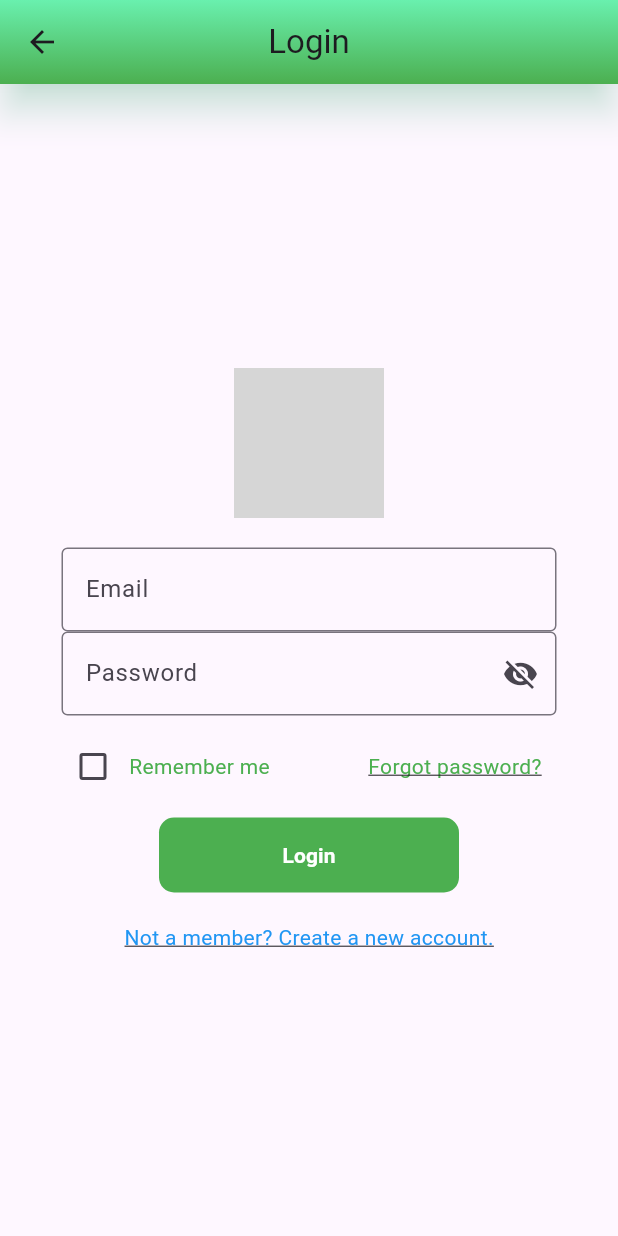
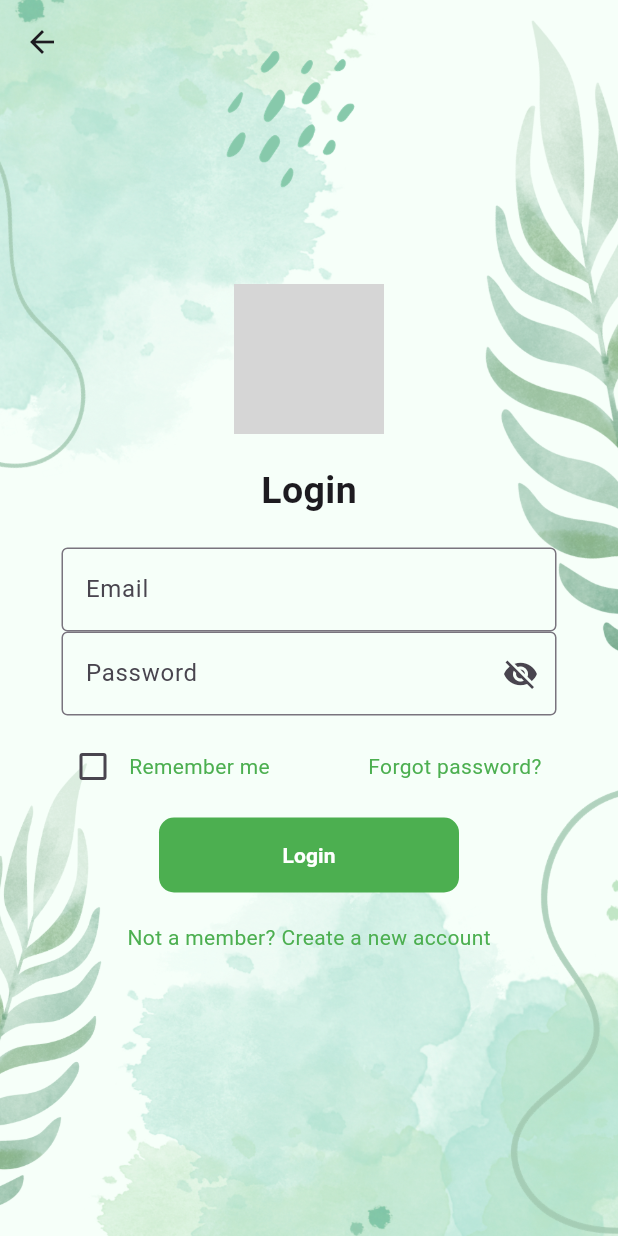
Before and after one commit to wlong0711/AD_Project_RecycleGO, a Flutter app: the screen it shows after launch, after a tap on "Login", on a phone screen of 412 x 824 dp. Run offline on Flutter 3.47's test engine with Material 3 defaults, Android fonts, the phone set to English and light mode, and no system bars; our stand-ins replace carousel_slider, cloud_firestore, firebase_auth, firebase_core, firebase_storage, flutter_dotenv and 6 more; missing offline and left inert: qr_code_scanner; accounts and stored records are empty; network calls fail; statements that could not run were skipped; grey boxes are pictures that could not be loaded.

Commit message:
Updated UI

```diff
--- a/lib/Admin Only Pages/report_details.dart
+++ b/lib/Admin Only Pages/report_details.dart
@@ -99,7 +99,7 @@ class ReportDetailsPage extends StatelessWidget {
 
   void _markAsSolved(BuildContext context) async {
     await FirebaseFirestore.instance
-        .collection('reports issues')
+        .collection('issues')
         .doc(documentId)
         .update({'status': 'solved'});
 
--- a/lib/Shared Pages/StartUp Pages/home_page.dart
+++ b/lib/Shared Pages/StartUp Pages/home_page.dart
@@ -166,7 +166,7 @@ class _HomePageState extends State<HomePage> {
             label: 'QR Scan',
           ),
           BottomNavigationBarItem(
-            icon: Icon(Icons.card_giftcard),
+            icon: Icon(Icons.discount),
             label: 'View Reward',
           ),
           BottomNavigationBarItem(
--- a/lib/Shared Pages/StartUp Pages/login.dart
+++ b/lib/Shared Pages/StartUp Pages/login.dart
@@ -145,23 +145,17 @@ class _LoginPageState extends State<LoginPage> {
 @override
 Widget build(BuildContext context) {
     return Scaffold(
-      appBar: AppBar(
-        title: const Text('Login'),
-        centerTitle: true,
-        flexibleSpace: Container(
-          decoration: const BoxDecoration(
-            gradient: LinearGradient(
-              colors: [Colors.greenAccent, Colors.green],
-              begin: Alignment.topCenter,
-              end: Alignment.bottomCenter,
+      body: Stack(
+        children: [
+          Positioned.fill(
+            child: Image.asset(
+              'assets/images/startup background.png',
+              fit: BoxFit.cover,
             ),
           ),
+          AppBar(
+            backgroundColor: Colors.transparent,
           ),
-        elevation: 10,
-        shadowColor: Colors.greenAccent.withOpacity(0.5),
-      ),
-      body: Stack(
-        children: [
           Center(child: _buildLoginForm()),
           if (_isLoading) _buildLoadingOverlay(),
         ],
@@ -186,6 +180,11 @@ Widget build(BuildContext context) {
             width: 100,
             height: 100,
             child: companyLogo.image, // Use the provided CompanyLogo's image
+          ),
+          const SizedBox(height: 20),
+          Text(
+            'Login',
+            style: const TextStyle(fontWeight: FontWeight.bold, fontSize: 25),
           ),
           const SizedBox(height: 20),
           _buildInputBox("Email", _usernameController, isPassword: false),
@@ -319,8 +318,7 @@ Widget build(BuildContext context) {
         child: const Text(
           'Forgot password?',
           style: TextStyle(
-            color: Colors.green, // Green text color
-            decoration: TextDecoration.underline,
+            color: Colors.green,
           ),
         ),
       ),
@@ -350,10 +348,9 @@ Widget build(BuildContext context) {
         );
       },
       child: const Text(
-        'Not a member? Create a new account.',
+        'Not a member? Create a new account',
         style: TextStyle(
-          color: Colors.blue,
-          decoration: TextDecoration.underline,
+          color: Colors.green,
         ),
       ),
     );
@@ -379,21 +376,23 @@ Widget build(BuildContext context) {
   Widget _buildLoadingOverlay() {
     return Stack(
       children: [
-        Positioned(
-          top: MediaQuery.of(context).size.height * 0.3, // Adjust the position from top
-          left: 0,
-          right: 0,
-          child: Center(
+        // Full screen semi-transparent overlay
+        Positioned.fill(
+          child: Container(
+            color: Colors.grey.withOpacity(0.5), // Semi-transparent grey color
+          ),
+        ),
+        // Centered loading indicator
+        Center(
           child: Container(
             width: 80, // Set the width of the overlay
             height: 80, // Set the height of the overlay
             decoration: BoxDecoration(
-                color: Colors.black.withOpacity(0.5), // Semi-transparent overlay
-                borderRadius: BorderRadius.circular(10), // Rounded corners
+              color: Colors.black.withOpacity(0.5), // Semi-transparent black for the loading box
+              borderRadius: BorderRadius.circular(10), // Rounded corners for the loading box
             ),
             child: const Center(
               child: CircularProgressIndicator(),
-              ),
             ),
           ),
         ),
@@ -403,8 +402,6 @@ Widget build(BuildContext context) {
 
 }
 
-
-
 void main() {
   runApp(const MaterialApp(
     home: LoginPage(),
--- a/lib/Shared Pages/StartUp Pages/welcome_page.dart
+++ b/lib/Shared Pages/StartUp Pages/welcome_page.dart
@@ -12,30 +12,24 @@ class WelcomePage extends StatelessWidget {
     CompanyLogo companyLogo = Provider.of<CompanyLogo>(context, listen: false);
 
     return Scaffold(
-      appBar: AppBar(
-        title: const Text("RecycleGo"),
-        automaticallyImplyLeading: false,
-        flexibleSpace: Container(
-          decoration: const BoxDecoration(
-            gradient: LinearGradient(
-              colors: [Colors.greenAccent, Colors.green],
-              begin: Alignment.topCenter,
-              end: Alignment.bottomCenter,
+      body: Stack(
+        children: [
+          Positioned.fill(
+            child: Image.asset(
+              'assets/images/startup background.png',
+              fit: BoxFit.cover,
             ),
           ),
-        ),
-      ),
-      body: Column(
+          Center(
+            child: SingleChildScrollView( // Added to ensure the content fits on all screen sizes
+              child: Column(
                 mainAxisAlignment: MainAxisAlignment.center,
                 crossAxisAlignment: CrossAxisAlignment.center,
-        children: [
-          Center(
-            child: Column(
                 children: [
                   SizedBox(
                     width: 150,
                     height: 150,
-                  child: companyLogo.image, // Changed to use the provided CompanyLogo
+                    child: companyLogo.image,
                   ),
                   const SizedBox(height: 10),
                   const Text(
@@ -46,55 +40,41 @@ class WelcomePage extends StatelessWidget {
                       color: Colors.green,
                     ),
                   ),
-              ],
-            ),
-          ),
-
                   const SizedBox(height: 40),
-
-          // Register Button
                   _buildButton(
                     "Register",
-            Colors.green, // Changed button color to green
+                    Colors.green,
                     () {
-              // Navigate to the RegisterPage when the button is clicked
                       Navigator.push(
                         context,
                         MaterialPageRoute(builder: (context) => const RegisterPage()),
                       );
                     },
                   ),
-
                   const SizedBox(height: 20),
-
-          // Login Button
                   _buildButton(
                     "Login",
-            Colors.green, // Changed button color to green
+                    Colors.green,
                     () {
-              // Navigate to the LoginPage when the button is clicked
                       Navigator.push(
                         context,
                         MaterialPageRoute(builder: (context) => const LoginPage()),
                       );
                     },
                   ),
-
                   const SizedBox(height: 40),
-
                   const Row(
                     mainAxisAlignment: MainAxisAlignment.center,
                     children: [
-              Text(
-                'RecycleGo',
-                style: TextStyle(color: Colors.green), // Text color changed to green
+                      Text('RecycleGo', style: TextStyle(color: Colors.green)),
+                      SizedBox(width: 20),
+                      Text('@2023AKA', style: TextStyle(color: Colors.green)),
+                    ],
                   ),
-              SizedBox(width: 20),
-              Text(
-                '@2023AKA',
-                style: TextStyle(color: Colors.green), // Text color changed to green
+                  const SizedBox(height: 20),
+                ],
               ),
-            ],
+            ),
           ),
         ],
       ),
```
Also changed, not shown: lib/Admin Only Pages/manage_drop_point_map.dart (+13 -6 lines), lib/Admin Only Pages/map_screen_admin.dart (+8 -4 lines), lib/Admin Only Pages/verification_page.dart (+11 -4 lines), lib/Admin Only Pages/verify_reward.dart (+12 -5 lines), lib/Admin Only Pages/view_report_issues.dart (+15 -5 lines), lib/Shared Pages/QR Scan & Upload Page/qr_scan_screen.dart (+9 -2 lines), lib/Shared Pages/QR Scan & Upload Page/upload_page.dart (+16 -3 lines), lib/Shared Pages/StartUp Pages/UserProfilePage.dart (+17 -6 lines), lib/Shared Pages/StartUp Pages/edit_user_profile_page.dart (+10 -9 lines), lib/Shared Pages/StartUp Pages/forgot.dart (+23 -23 lines), lib/Shared Pages/StartUp Pages/register.dart (+25 -25 lines), lib/Shared Pages/View Reward Page/add_voucher_page.dart (+21 -7 lines), lib/Shared Pages/View Reward Page/view_reward.dart (+21 -7 lines), lib/User Only Pages/map_screen_user.dart (+9 -5 lines), 1 more files. Lines whose indentation alone changed are shown as unchanged.
